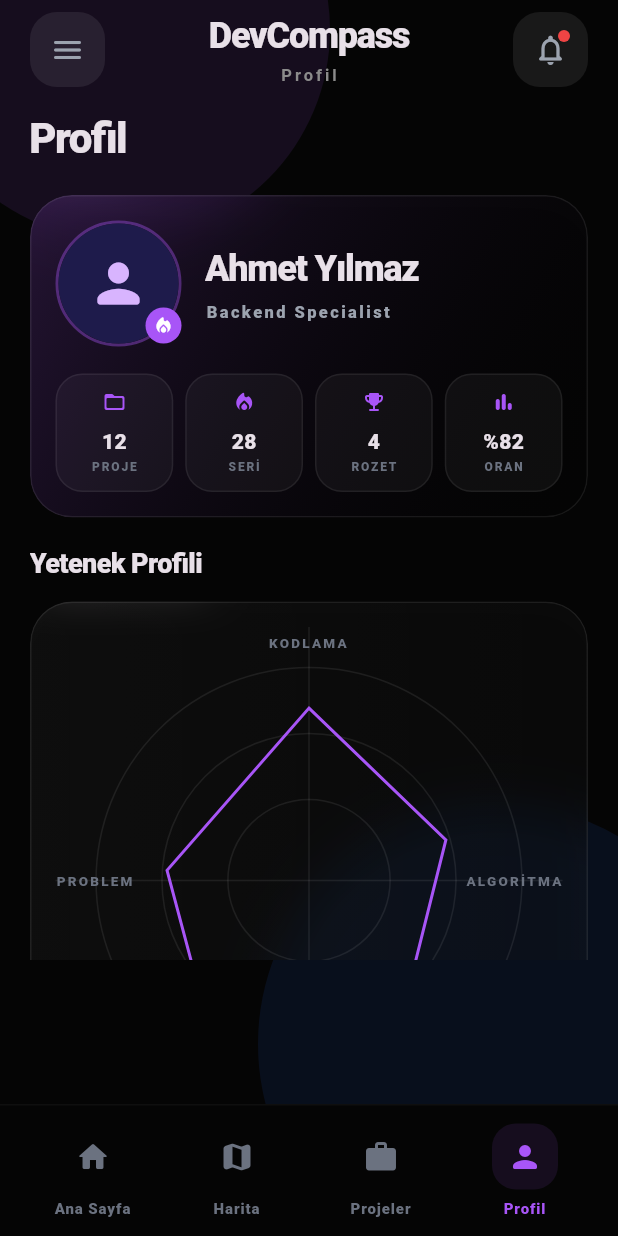
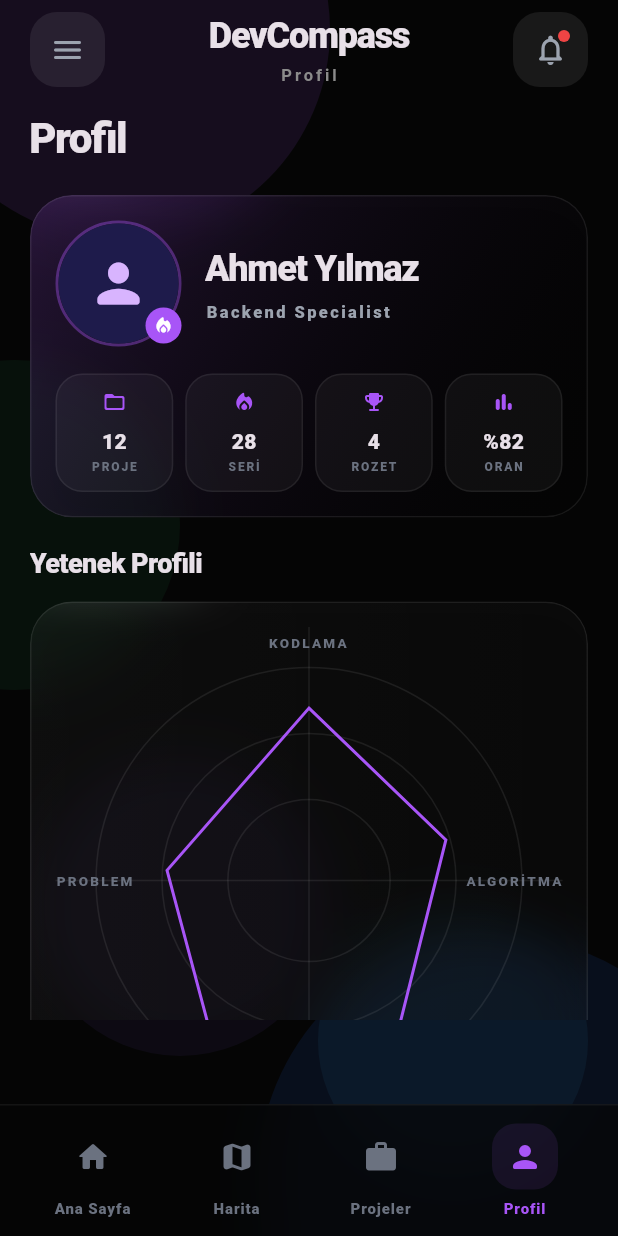
Before and after one commit to BlackW1te/DecCompass, a Flutter app: the screen it shows after launch, item 4 of the bottom bar chosen, on a phone screen of 412 x 824 dp. Run offline on Flutter 3.47's test engine with Material 3 defaults, Android fonts, the phone set to English and light mode, and no system bars.

Commit message:
Tasarım hataları düzeltildi

```diff
--- a/lib/widgets/app_shell.dart
+++ b/lib/widgets/app_shell.dart
@@ -1,3 +1,5 @@
+import 'dart:ui';
+
 import 'package:flutter/material.dart';
 
 import 'shared_widgets.dart';
@@ -19,8 +21,10 @@ class _AppShellState extends State<AppShell> {
   @override
   Widget build(BuildContext context) {
     final bottomInset = MediaQuery.paddingOf(context).bottom;
+    const bottomNavReserve = 144.0;
 
     return Scaffold(
+      extendBody: true,
       body: Stack(
         children: [
           const _Backdrop(),
@@ -42,7 +46,7 @@ class _AppShellState extends State<AppShell> {
                         duration: const Duration(milliseconds: 220),
                         child: Padding(
                           key: ValueKey(_index),
-                          padding: EdgeInsets.fromLTRB(horizontal, 0, horizontal, 96 + bottomInset),
+                          padding: EdgeInsets.fromLTRB(horizontal, 0, horizontal, bottomNavReserve + bottomInset),
                           child: widget.tabs[_index],
                         ),
                       ),
@@ -54,9 +58,15 @@ class _AppShellState extends State<AppShell> {
           ),
         ],
       ),
-      bottomNavigationBar: Container(
+      bottomNavigationBar: ClipRect(
+        child: BackdropFilter(
+          filter: ImageFilter.blur(sigmaX: 18, sigmaY: 18),
+          child: Container(
             padding: EdgeInsets.fromLTRB(14, 12, 14, 12 + bottomInset),
-        decoration: BoxDecoration(color: const Color(0xF2050505), border: Border(top: BorderSide(color: Colors.white.withValues(alpha: 0.04)))),
+            decoration: BoxDecoration(
+              color: const Color(0xB2050505),
+              border: Border(top: BorderSide(color: Colors.white.withValues(alpha: 0.06))),
+            ),
             child: Row(
               mainAxisAlignment: MainAxisAlignment.spaceAround,
               children: [
@@ -65,6 +75,8 @@ class _AppShellState extends State<AppShell> {
                 BottomNavItem(label: 'Projeler', icon: Icons.work_rounded, active: _index == 2, onTap: () => setState(() => _index = 2)),
                 BottomNavItem(label: 'Profil', icon: Icons.person_rounded, active: _index == 3, onTap: () => setState(() => _index = 3)),
               ],
+            ),
+          ),
         ),
       ),
     );
@@ -140,6 +152,9 @@ class _Backdrop extends StatelessWidget {
           children: [
             _Glow(top: -120, left: -60, size: 280, color: Color(0x1AA855F7)),
             _Glow(bottom: -120, right: -80, size: 320, color: Color(0x1A2563EB)),
+            _Glow(top: 240, left: -100, size: 220, color: Color(0x1022C55E)),
+            _Glow(bottom: 120, left: 20, size: 200, color: Color(0x0F8B5CF6)),
+            _Glow(bottom: 40, right: 20, size: 180, color: Color(0x0F38BDF8)),
           ],
         ),
       ),
```
Lines whose indentation alone changed are shown as unchanged.
